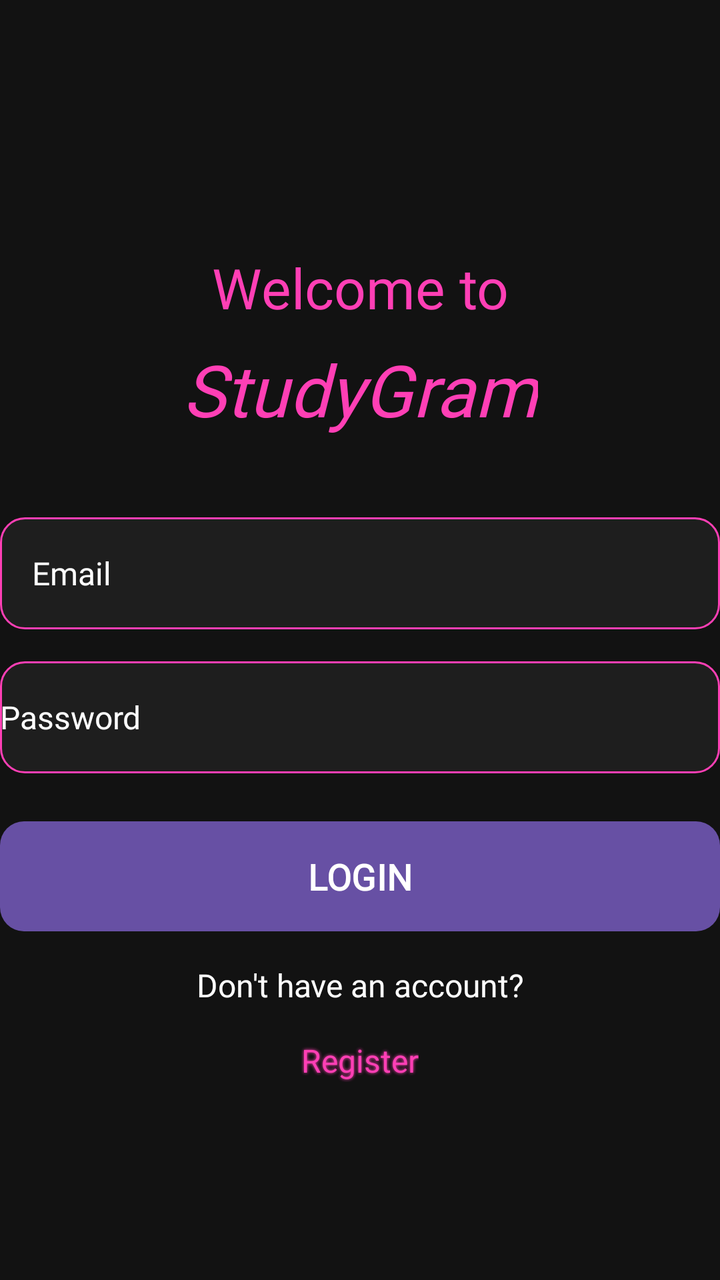
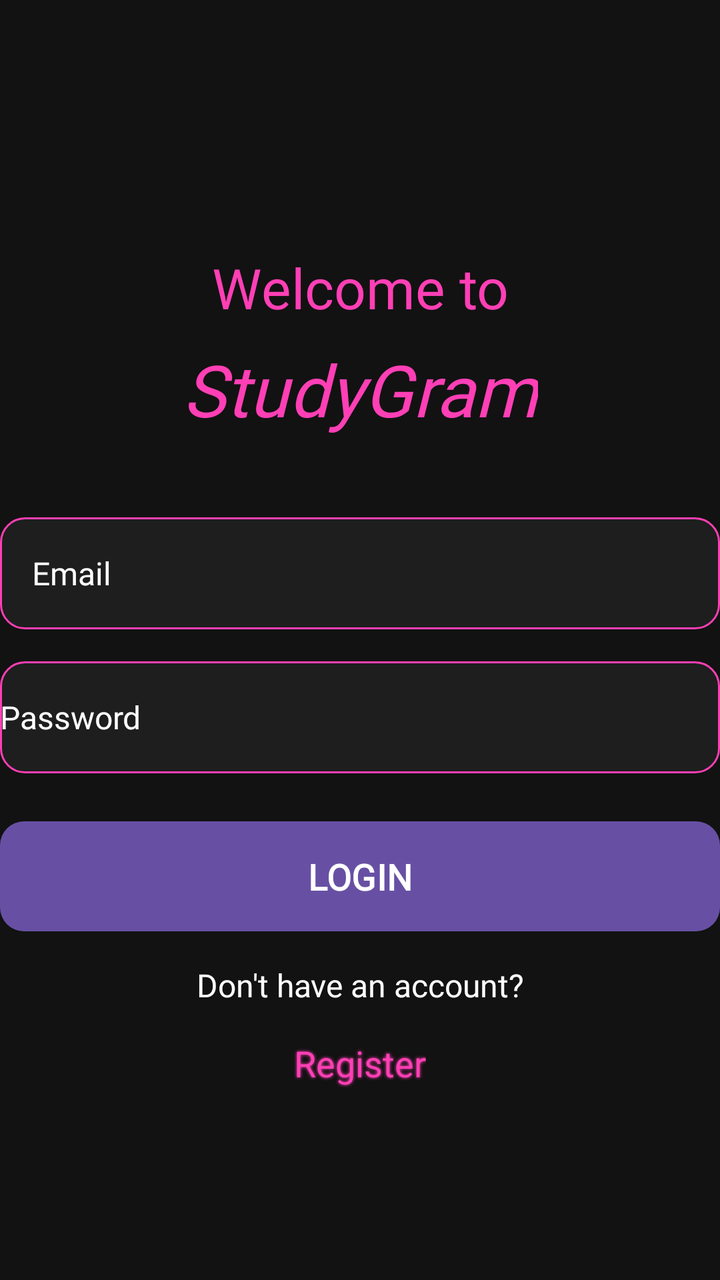

Two renders of the same Android screen: before a commit and after it. Below are the layout's source before the change and the commit's diff.
<!-- AndroidManifest.xml: application theme Theme.StudyGram -->
<!-- res/layout/activity_login.xml -->
<?xml version="1.0" encoding="utf-8"?>
<androidx.constraintlayout.widget.ConstraintLayout
    xmlns:android="http://schemas.android.com/apk/res/android"
    xmlns:app="http://schemas.android.com/apk/res-auto"
    android:layout_width="match_parent"
    android:layout_height="match_parent"
    android:background="#121212"
 >

    <TextView
        android:id="@+id/tvTitle"
        android:layout_width="wrap_content"
        android:layout_height="wrap_content"
        android:text="Welcome to"
        android:textSize="28sp"
        app:layout_constraintTop_toTopOf="parent"
        app:layout_constraintStart_toStartOf="parent"
        app:layout_constraintEnd_toEndOf="parent"
        android:layout_marginTop="125dp"
        android:textColor="#FF3FB5"
        android:fontFamily ="@font/poppins_semi_bold_italic"/>

    <TextView
        android:id="@+id/tvStudyGram"
        android:layout_width="wrap_content"
        android:layout_height="wrap_content"
        android:text="StudyGram"
        android:textSize="36sp"
        android:textColor="#FF3FB5"
        app:layout_constraintTop_toBottomOf="@id/tvTitle"
        app:layout_constraintStart_toStartOf="parent"
        app:layout_constraintEnd_toEndOf="parent"
        android:layout_marginTop="8dp"
        android:fontFamily="@font/poppins_semi_bold_italic"
        android:textStyle="italic"/>

    <EditText
        android:padding="16dp"
        android:id="@+id/etEmail"
        android:layout_width="0dp"
        android:layout_height="56dp"
        android:hint="Email"
        android:fontFamily ="@font/poppins_regular"
        android:textColorHint="#FFFFFF"
        android:inputType="textEmailAddress"
        android:textColor="#FFFFFF"
        app:layout_constraintTop_toBottomOf="@id/tvStudyGram"
        app:layout_constraintStart_toStartOf="parent"
        app:layout_constraintEnd_toEndOf="parent"
        android:layout_marginTop="40dp"
        android:background="@drawable/rounded_input"
        android:textSize="16sp"/>

    <EditText
        android:id="@+id/etPassword"
        android:layout_width="0dp"
        android:layout_height="56dp"
        android:hint="Password"
        android:fontFamily ="@font/poppins_regular"
        android:textColorHint="#FFFFFF"
        android:inputType="textPassword"
        android:textColor="#FFFFFF"
        app:layout_constraintTop_toBottomOf="@id/etEmail"
        app:layout_constraintStart_toStartOf="parent"
        app:layout_constraintEnd_toEndOf="parent"
        android:layout_marginTop="16dp"
        android:background="@drawable/rounded_input"
        android:textSize="16sp"
        />

    <TextView
        android:id="@+id/tvError"
        android:layout_width="0dp"
        android:layout_height="wrap_content"
        android:textColor="#A92F2F"
        android:visibility="gone"
        app:layout_constraintTop_toBottomOf="@id/etPassword"
        app:layout_constraintStart_toStartOf="parent"
        app:layout_constraintEnd_toEndOf="parent"
        android:layout_marginTop="8dp"
        android:textSize="16sp"/>

    <Button
        android:id="@+id/btnLogin"
        android:layout_width="0dp"
        android:layout_height="55dp"
        android:text="LOGIN"
        app:layout_constraintTop_toBottomOf="@id/tvError"
        app:layout_constraintStart_toStartOf="parent"
        app:layout_constraintEnd_toEndOf="parent"
        android:layout_marginTop="24dp"
        android:textStyle="bold"
        android:background="@drawable/rounded_button"
        android:fontFamily ="@font/poppins_black"
        android:textSize="18sp"/>

    <TextView
        android:id="@+id/RegisterQuestion"
        android:layout_width="wrap_content"
        android:layout_height="wrap_content"
        android:text="Don't have an account?"
        android:textSize="16sp"
        android:textColor="#FFFFFF"
        app:layout_constraintTop_toBottomOf="@id/btnLogin"
        app:layout_constraintStart_toStartOf="parent"
        app:layout_constraintEnd_toEndOf="parent"
        android:layout_marginTop="16dp"
        android:fontFamily ="@font/poppins_regular"/>

    <TextView
        android:id="@+id/tvGoToRegister"
        android:layout_width="wrap_content"
        android:layout_height="wrap_content"
        android:text="Register"
        android:textSize="16sp"
        android:textColor="#FF3FB5"
        android:fontFamily="@font/poppins_italic"
        app:layout_constraintTop_toBottomOf="@id/RegisterQuestion"
        app:layout_constraintStart_toStartOf="parent"
        app:layout_constraintEnd_toEndOf="parent"
        android:layout_marginTop="16dp"
        android:shadowColor="#FF3FB5"
        android:shadowRadius="4"
        android:shadowDx="0"
        android:shadowDy="0"
        />

</androidx.constraintlayout.widget.ConstraintLayout>
<!-- resources referenced by this layout -->
<resources>
  <!-- drawable rounded_button (drawable) -->
  <?xml version="1.0" encoding="utf-8"?>
  <shape xmlns:android="http://schemas.android.com/apk/res/android">
  
          <solid android:color="#FF3FB5" />
          <corners android:radius="12dp" />
      </shape>
  <!-- drawable rounded_input (drawable) -->
  <?xml version="1.0" encoding="utf-8"?>
  <shape xmlns:android="http://schemas.android.com/apk/res/android">
      <solid android:color="#1E1E1E" />
      <corners android:radius="12dp" />
      <stroke android:width="1dp" android:color="#FF3FB5" />
  </shape>
  <style name="Theme.StudyGram" parent="Base.Theme.StudyGram" />
  <style name="Base.Theme.StudyGram" parent="Theme.Material3.DayNight.NoActionBar">
          
          
      </style>
</resources>

<!-- the commit's change to res/layout/activity_login.xml (unified diff, before → after) -->
@@ -112,7 +112,7 @@
         android:layout_width="wrap_content"
         android:layout_height="wrap_content"
         android:text="Register"
-        android:textSize="16sp"
+        android:textSize="18sp"
         android:textColor="#FF3FB5"
         android:fontFamily="@font/poppins_italic"
         app:layout_constraintTop_toBottomOf="@id/RegisterQuestion"
